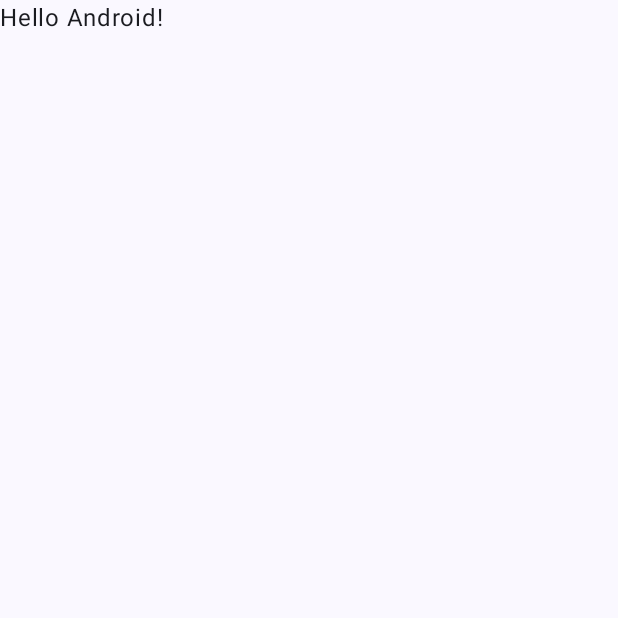
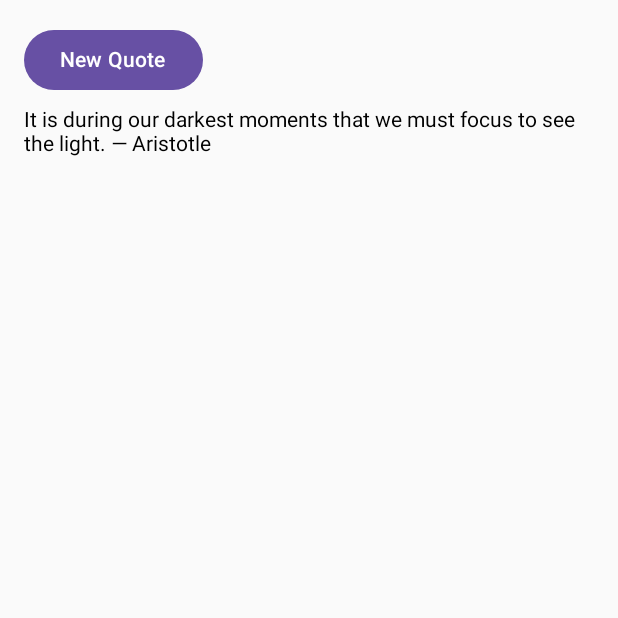
Before and after one commit to arien97/hw2-motivational-quote, an Android app built with Jetpack Compose: the screen it shows after launch (MainActivity), on a phone screen of 412 x 824 dp, the top half of it. Before the commit the part shown is almost empty. Run offline under Robolectric (Android 15) with nearby library versions, the phone set to English and light mode, and no system bars.

Commit message:
created button that provides random motivational quote

```diff
--- a/app/src/main/java/com/example/hw2motivationalquote/MainActivity.kt
+++ b/app/src/main/java/com/example/hw2motivationalquote/MainActivity.kt
@@ -4,44 +4,89 @@ import android.os.Bundle
 import androidx.activity.ComponentActivity
 import androidx.activity.compose.setContent
 import androidx.activity.enableEdgeToEdge
+import androidx.compose.foundation.layout.Arrangement
+import androidx.compose.foundation.layout.Column
 import androidx.compose.foundation.layout.fillMaxSize
 import androidx.compose.foundation.layout.padding
+import androidx.compose.material3.Button
 import androidx.compose.material3.Scaffold
 import androidx.compose.material3.Text
 import androidx.compose.runtime.Composable
+import androidx.compose.runtime.getValue
+import androidx.compose.runtime.mutableStateOf
+import androidx.compose.runtime.remember
+import androidx.compose.runtime.setValue
 import androidx.compose.ui.Modifier
 import androidx.compose.ui.tooling.preview.Preview
+import androidx.compose.ui.unit.dp
 import com.example.hw2motivationalquote.ui.theme.HW2MotivationalQuoteTheme
+import kotlin.random.Random
 
 class MainActivity : ComponentActivity() {
     override fun onCreate(savedInstanceState: Bundle?) {
         super.onCreate(savedInstanceState)
         enableEdgeToEdge()
         setContent {
-            HW2MotivationalQuoteTheme {
-                Scaffold(modifier = Modifier.fillMaxSize()) { innerPadding ->
-                    Greeting(
-                        name = "Android",
-                        modifier = Modifier.padding(innerPadding)
-                    )
-                }
-            }
+            displayQuote()
+
         }
     }
 }
 
 @Composable
-fun Greeting(name: String, modifier: Modifier = Modifier) {
-    Text(
-        text = "Hello $name!",
-        modifier = modifier
+fun displayQuote() {
+
+    var q by remember { mutableStateOf(generateQuote()) }
+
+    Column(
+        modifier = Modifier.padding(16.dp),
+        verticalArrangement = Arrangement.spacedBy(8.dp)
+    ) {
+        Button(onClick = { q = generateQuote() }) {
+            Text(text = "New Quote")
+        }
+
+        Text(
+            text = q
+        )
+    }
+
+}
+
+fun generateQuote(): String {
+
+    var quotes = arrayOf("It takes courage to grow up and become who you really are. — E.E. Cummings",
+        "Your self-worth is determined by you. You don't have to depend on someone telling you who you are. — Beyoncé",
+    "Nothing is impossible. The word itself says 'I'm possible!' — Audrey Hepburn",
+    "Keep your face always toward the sunshine, and shadows will fall behind you. — Walt Whitman",
+    "Attitude is a little thing that makes a big difference. — Winston Churchill",
+    "To bring about change, you must not be afraid to take the first step. We will fail when we fail to try. — Rosa Parks",
+    "All our dreams can come true, if we have the courage to pursue them. — Walt Disney",
+    "Don't sit down and wait for the opportunities to come. Get up and make them. — Madam C.J. Walker",
+    "I am lucky that whatever fear I have inside me, my desire to win is always stronger. — Serena Williams",
+    "You are never too old to set another goal or to dream a new dream. — C.S. Lewis",
+    "It is during our darkest moments that we must focus to see the light. — Aristotle",
+    "Believe you can and you're halfway there. — Theodore Roosevelt",
+    "If you don't like the road you're walking, start paving another one. — Dolly Parton",
+    "Real change, enduring change, happens one step at a time. — Ruth Bader Ginsburg",
+    "All dreams are within reach. All you have to do is keep moving towards them. — Viola Davis",
+    "It is never too late to be what you might have been. — George Eliot",
+    "It always seems impossible until it's done. — Nelson Mandela",
+    "Don’t count the days, make the days count. — Muhammad Ali",
+    "Definitions belong to the definers, not the defined. — Toni Morrison",
+    "When you have a dream, you've got to grab it and never let go. — Carol Burnett",
+    "Never allow a person to tell you no who doesn’t have the power to say yes. — Eleanor Roosevelt"
     )
+
+    val randomIndex = Random.nextInt(0, quotes.size)
+    return quotes[randomIndex]
 }
 
 @Preview(showBackground = true)
 @Composable
 fun GreetingPreview() {
     HW2MotivationalQuoteTheme {
-        Greeting("Android")
+        displayQuote()
+        generateQuote()
     }
 }
```
